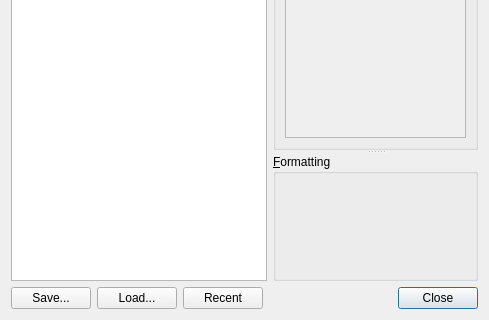
Old version of the form ui/stylesheet.ui in the repository veusz/veusz; both pictures show x 0 to 489 and y 206 to 526 of the 489 by 526 pixel window.
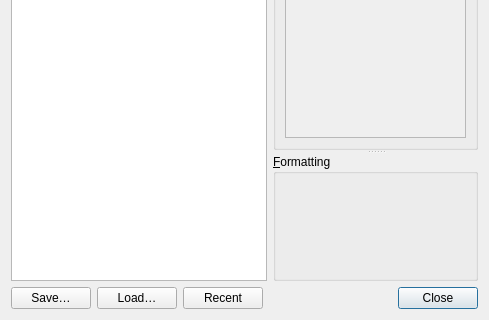
New version of the form. Custom widgets are drawn as their Qt base class.

Patch:
```diff
--- a/ui/stylesheet.ui
+++ b/ui/stylesheet.ui
@@ -91,7 +91,7 @@
         <string>Save definitions to a vsz script file</string>
        </property>
        <property name="text">
-        <string>Save...</string>
+        <string>Save…</string>
        </property>
        <property name="autoDefault">
         <bool>false</bool>
@@ -104,7 +104,7 @@
         <string>Load definitions from a vsz script file</string>
        </property>
        <property name="text">
-        <string>Load...</string>
+        <string>Load…</string>
        </property>
        <property name="autoDefault">
         <bool>false</bool>
```
